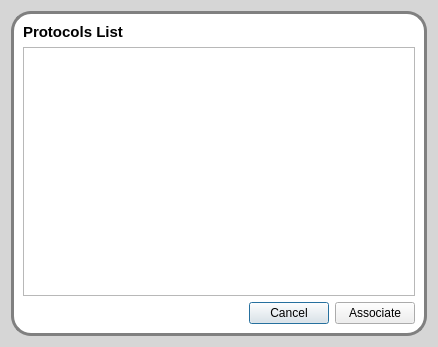
Above: src/romeo/view/dialogs/associateprotocoldialog.ui from AlbertoSimioni/Romeo before the change. Below: the same form after it.
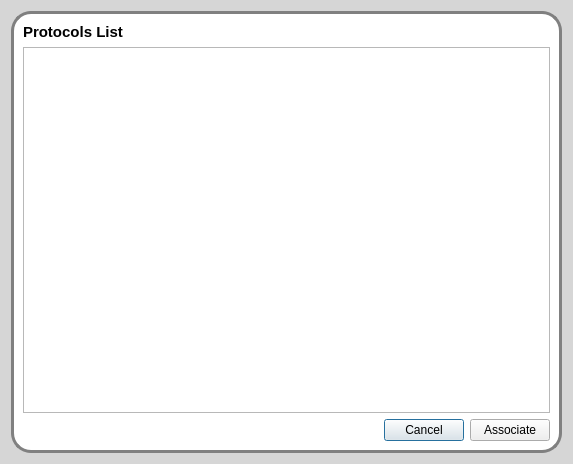
That is the form after the change.

Diff of the .ui file:
```diff
--- a/src/romeo/view/dialogs/associateprotocoldialog.ui
+++ b/src/romeo/view/dialogs/associateprotocoldialog.ui
@@ -6,8 +6,8 @@
    <rect>
     <x>0</x>
     <y>0</y>
-    <width>438</width>
-    <height>347</height>
+    <width>573</width>
+    <height>464</height>
    </rect>
   </property>
   <property name="windowTitle">
```
